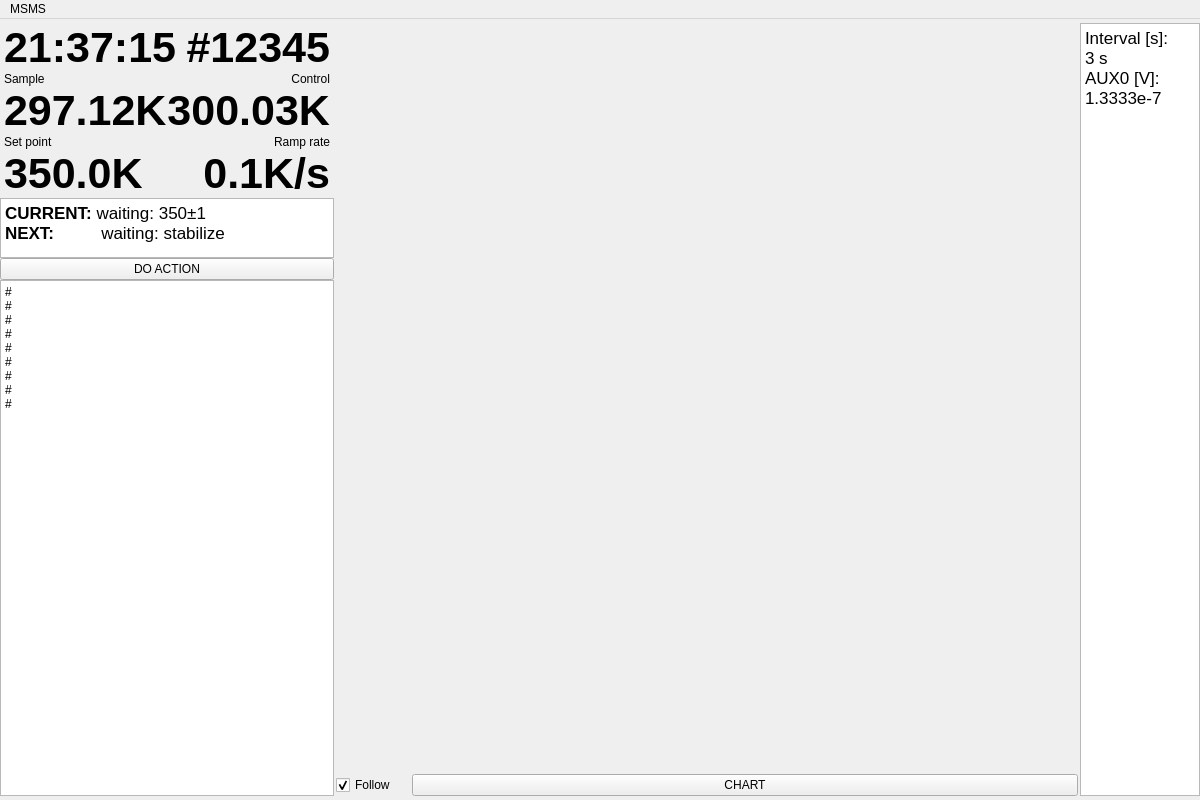
First picture: the form in msms/ui/main_window.ui, repository Nircek/msms, before the edit.
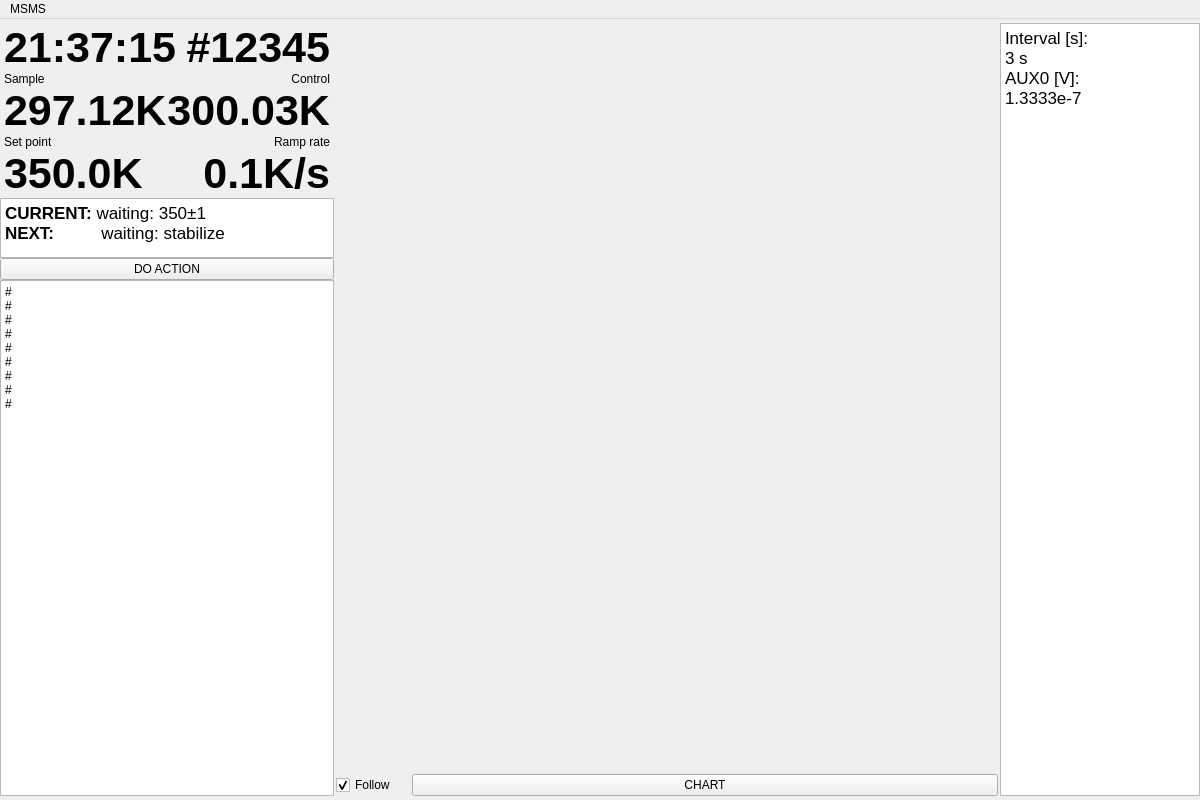
Second picture: the form after the edit. Custom widgets are drawn as their Qt base class.

Patch:
```diff
--- a/msms/ui/main_window.ui
+++ b/msms/ui/main_window.ui
@@ -312,6 +312,12 @@
             <verstretch>0</verstretch>
            </sizepolicy>
           </property>
+          <property name="minimumSize">
+           <size>
+            <width>200</width>
+            <height>0</height>
+           </size>
+          </property>
           <property name="maximumSize">
            <size>
             <width>120</width>
```
